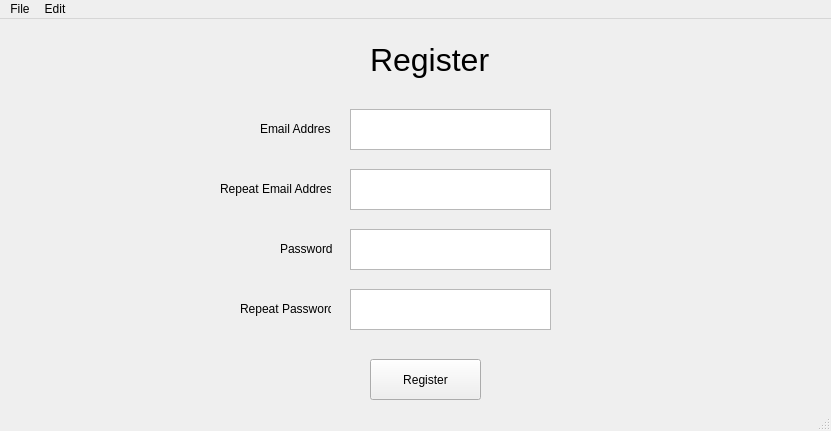
Above: BudgetPlanner/signupwindow.ui from amstevenson/Qt-BudgetPlanner before the change. Below: the same form after it.
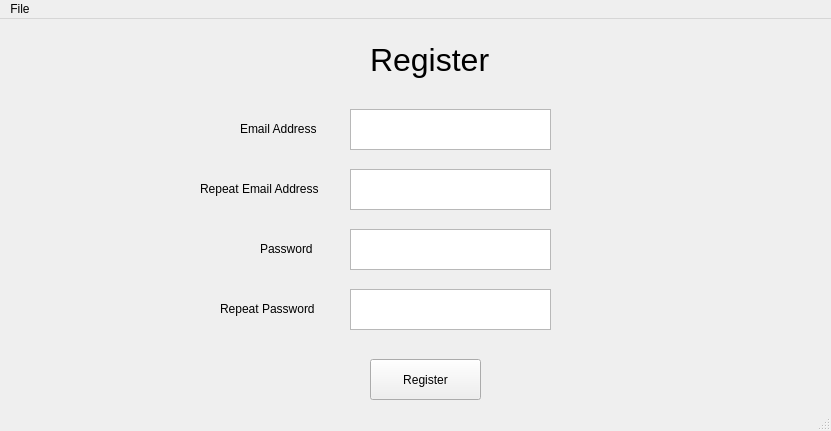
That is the form after the change.

Patch:
```diff
--- a/BudgetPlanner/signupwindow.ui
+++ b/BudgetPlanner/signupwindow.ui
@@ -57,9 +57,9 @@
    <widget class="QLabel" name="label">
     <property name="geometry">
      <rect>
-      <x>260</x>
+      <x>240</x>
       <y>100</y>
-      <width>71</width>
+      <width>111</width>
       <height>20</height>
      </rect>
     </property>
@@ -70,9 +70,9 @@
    <widget class="QLabel" name="label_2">
     <property name="geometry">
      <rect>
-      <x>220</x>
+      <x>200</x>
       <y>160</y>
-      <width>111</width>
+      <width>151</width>
       <height>20</height>
      </rect>
     </property>
@@ -83,9 +83,9 @@
    <widget class="QLabel" name="label_3">
     <property name="geometry">
      <rect>
-      <x>280</x>
+      <x>260</x>
       <y>220</y>
-      <width>61</width>
+      <width>101</width>
       <height>20</height>
      </rect>
     </property>
@@ -96,9 +96,9 @@
    <widget class="QLabel" name="label_4">
     <property name="geometry">
      <rect>
-      <x>240</x>
+      <x>220</x>
       <y>280</y>
-      <width>91</width>
+      <width>131</width>
       <height>20</height>
      </rect>
     </property>
@@ -179,13 +179,7 @@
     <addaction name="actionHelp"/>
     <addaction name="actionExit"/>
    </widget>
-   <widget class="QMenu" name="menuEdit">
-    <property name="title">
-     <string>Edit</string>
-    </property>
-   </widget>
    <addaction name="menuFile"/>
-   <addaction name="menuEdit"/>
   </widget>
   <widget class="QStatusBar" name="statusbar"/>
   <action name="actionAbout">
```
Left out of the diff: 1 changed line with no effect on the pictures.
